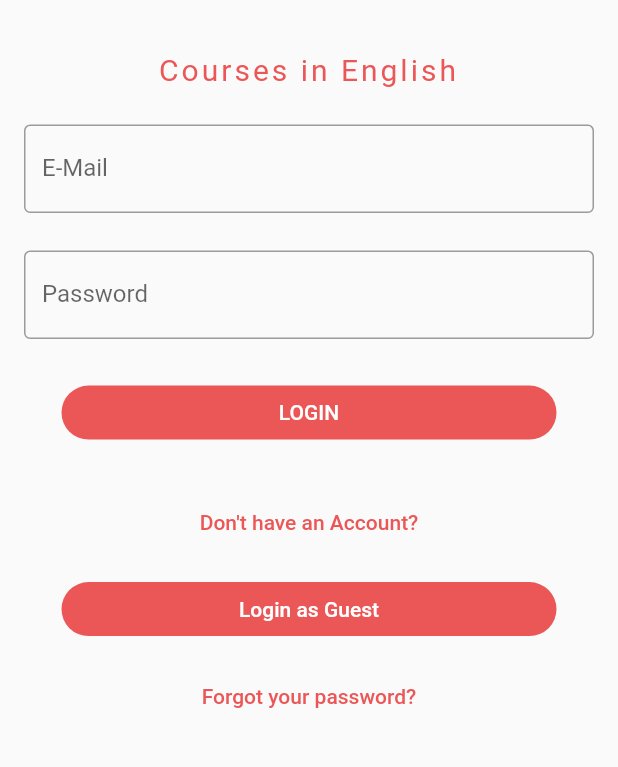
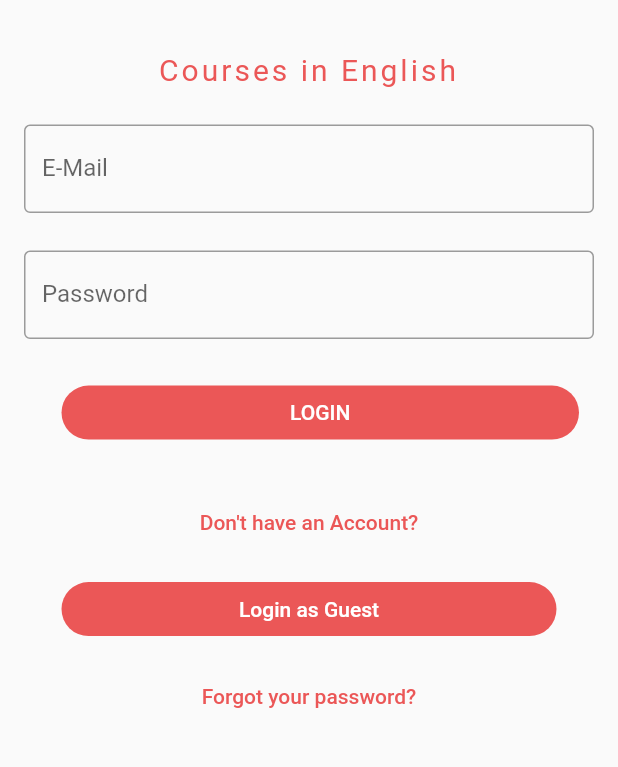
Before and after one commit to mobileappdevhm/dev-team-1-cie-app-in-flutter, a Flutter app: the screen it shows after launch, after a tap on "Start", on a phone screen of 412 x 824 dp, the part 285-1052 px from its top. Run offline on Flutter 3.47's test engine with Material 2 defaults, Android fonts, the phone set to English and light mode, and no system bars; our stand-ins replace connectivity; missing offline and left inert: progress_hud; accounts and stored records are empty.

Commit message:
That should be the trick...

```diff
--- a/lib/views/login.dart
+++ b/lib/views/login.dart
@@ -154,7 +154,7 @@ class LoginFormState extends State<LoginForm> {
                     validator: _validatePassword,
                   ),
                   new Container(
-                    padding: const EdgeInsets.fromLTRB(25.0, 25.0, 25.0, 25.0),
+                    padding: const EdgeInsets.fromLTRB(25.0, 25.0, 10.0, 25.0),
                     child: new FlatButton(
                       color: CiEStyle.getLogoutButtonColor(),
                       shape: new RoundedRectangleBorder(
```
